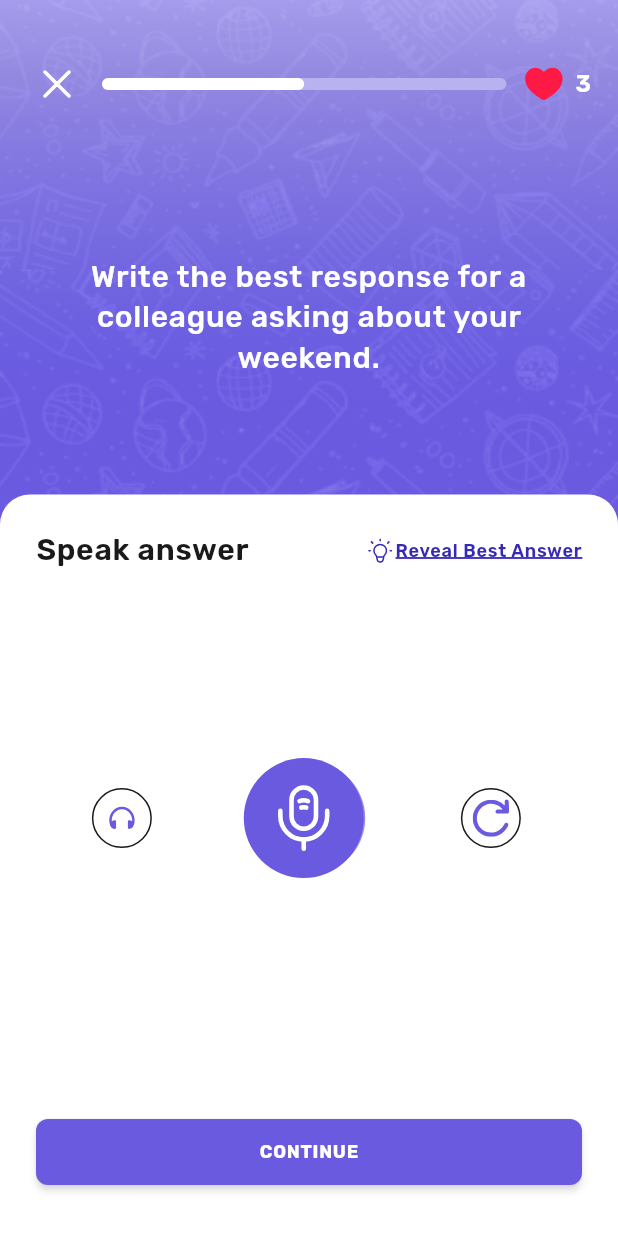
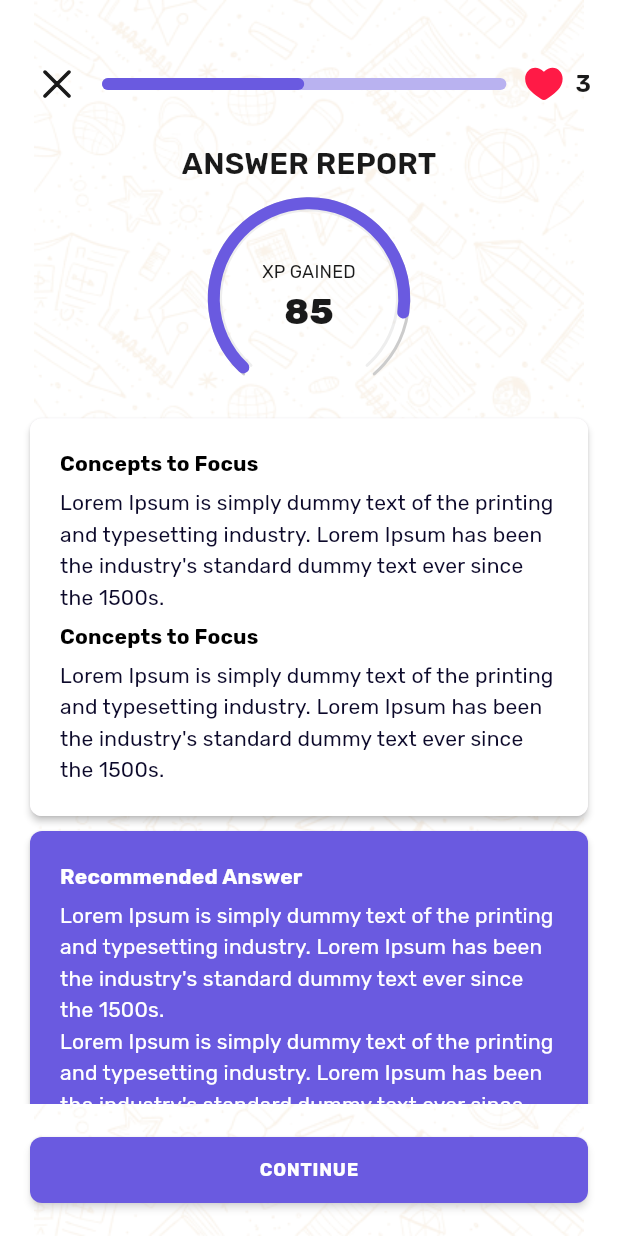
Before and after one commit to shashank-lol/dapple-frontend, a Flutter app: the screen it shows after launch, after a tap on "YOUR DAILY GOAL", on a phone screen of 412 x 824 dp. Run offline on Flutter 3.47's test engine with Material 3 defaults, Android fonts, the phone set to English and light mode, and no system bars; drawn by our look-alikes of syncfusion_flutter_gauges; our stand-ins replace firebase_auth, firebase_core, flutter_bloc, flutter_dotenv, flutter_svg, fpdart and 8 more; missing offline and left inert: encrypt_shared_preferences, record; accounts and stored records are empty; network calls fail; project files that could hold a hidden picture were left out.

Commit message:
created answer report screen

```diff
--- a/lib/core/routes/app_route_config.dart
+++ b/lib/core/routes/app_route_config.dart
@@ -5,6 +5,7 @@ import 'package:dapple/features/auth/presentation/pages/auth_page.dart';
 import 'package:dapple/core/widgets/main_layout_page.dart';
 import 'package:dapple/features/home/presentation/pages/lessons_page.dart';
 import 'package:dapple/features/onboarding/presentation/pages/start_screen.dart';
+import 'package:dapple/features/question/presentation/pages/answer_report_screen.dart';
 import 'package:dapple/features/question/presentation/pages/audio_question_screen.dart';
 import 'package:dapple/features/question/presentation/pages/learning_screen.dart';
 import 'package:dapple/features/question/presentation/pages/objective_question_screen.dart';
@@ -58,7 +59,7 @@ class AppRouter {
       ),
       GoRoute(
         path: '/main-layout',
-        name: AppRouteConsts.mainlayout,
+        name: AppRouteConsts.mainLayout,
         builder: (context, state) => MainLayoutPage(),
       ),
       GoRoute(
@@ -99,6 +100,12 @@ class AppRouter {
           builder: (context, state) {
             return AudioQuestionScreen();
           }),
+      GoRoute(
+          path: '/answerReport',
+          name: AppRouteConsts.answerReportScreen,
+          builder: (context, state) {
+            return AnswerReportScreen();
+          }),
     ],
   );
 }
--- a/lib/core/routes/app_route_consts.dart
+++ b/lib/core/routes/app_route_consts.dart
@@ -1,15 +1,22 @@
 class AppRouteConsts{
+  //onBoarding Screens
   static String onboarding = 'onboarding';
   static String getStarted = 'get-started';
+  //authScreens
   static String login = 'login';
   static String signUp = 'sign-up';
-  static String mainlayout = 'main-layout';
+  //home screens
+  static String mainLayout = 'main-layout';
   static String lesson = 'lesson-page';
   static String section = 'section';
+  //Question Screens
   static String learn = 'learning-screen';
   static String subjectiveQuestionScreen = 'subjective-question-screen';
   static String objectiveQuestionScreen = 'objective-question-screen';
   static String audioQuestionScreen = 'audio-question-screen';
+  static String answerReportScreen = 'answer-report-screen';
+
+
 
 
 
--- a/lib/core/theme/app_palette.dart
+++ b/lib/core/theme/app_palette.dart
@@ -15,24 +15,18 @@ class AppPalette{
 
   //daily problem colors
   static const lightPinkColor = Color(0xFFFFE0E6);
-  static const lightgreyColor = Color(0xFF333333);
+  static const lightGreyColor = Color(0xFF333333);
 
   //section block colors
-  static const section_title_color_on = Color(0xFF0D0B26);
-  static const section_title_color_off = Color(0xFFABB7C2);
-  static const section_subtitle_color_off = Color(0xFFABB7C2);
-  static const icon_bgcolor_on = Color(0xFF6A5AE0);
-  static const icon_bgcolor_off = Color(0xFFCFD6DC);
+  static const sectionTitleColorOn = Color(0xFF0D0B26);
+  static const sectionTitleColorOff = Color(0xFFABB7C2);
+  static const sectionSubtitleColorOff = Color(0xFFABB7C2);
+  static const iconBgColorOn = Color(0xFF6A5AE0);
+  static const iconBgColorOff = Color(0xFFCFD6DC);
 
   //learning screen
-  static const progressbarcolor =Color(0xFFB9B2F0);
-  static const learningtextcolor = Color(0xFF191919);
-
-
-
-
-
-
+  static const progressBarColor =Color(0xFFB9B2F0);
+  static const learningTextColor = Color(0xFF191919);
 
 
   static BoxShadow primaryShadow = BoxShadow(
--- a/lib/core/widgets/custom_text_rubik.dart
+++ b/lib/core/widgets/custom_text_rubik.dart
@@ -1,4 +1,3 @@
-import 'package:flutter/cupertino.dart';
 import 'package:flutter/material.dart';
 
 class CustomTextRubik extends StatelessWidget {
@@ -20,8 +19,8 @@ class CustomTextRubik extends StatelessWidget {
       text,
       style: Theme.of(context)
           .textTheme
-          .labelMedium
-          ?.copyWith(color: color, fontSize: size, fontWeight: weight),
+          .titleMedium
+          !.copyWith(color: color, fontSize: size, fontWeight: weight),
     );
   }
 }
--- a/lib/core/widgets/lives_indicator.dart
+++ b/lib/core/widgets/lives_indicator.dart
@@ -5,7 +5,9 @@ import 'package:flutter_svg/flutter_svg.dart';
 import '../theme/app_palette.dart';
 
 class LivesIndicator extends StatelessWidget {
-  const LivesIndicator({super.key});
+  const LivesIndicator({super.key, required this.lightTheme});
+
+  final bool lightTheme;
 
   @override
   Widget build(BuildContext context) {
@@ -21,7 +23,7 @@ class LivesIndicator extends StatelessWidget {
         Text("3",
             textAlign: TextAlign.center,
             style: Theme.of(context).textTheme.titleSmall!.copyWith(
-                color: AppPalette.white,
+                color: lightTheme ? AppPalette.white : AppPalette.blackColor,
                 fontWeight: FontWeight.w600,
                 fontSize: 16))
       ],
--- a/lib/core/widgets/primary_button.dart
+++ b/lib/core/widgets/primary_button.dart
@@ -26,8 +26,8 @@ class PrimaryButton extends StatelessWidget {
           text.toUpperCase(),
           style: Theme.of(context)
               .textTheme
-              .labelMedium
-              ?.copyWith(color: primaryColor),
+              .labelMedium!
+              .copyWith(color: primaryColor),
         ),
       ),
     );
--- a/lib/features/home/presentation/new_widgets/learning_card.dart
+++ b/lib/features/home/presentation/new_widgets/learning_card.dart
@@ -25,7 +25,7 @@ class LearningCard extends StatelessWidget {
                     opacity: 0.8,
                     child: Text("YOUR DAILY GOAL",
                         style: Theme.of(context).textTheme.bodyMedium!.copyWith(
-                              color: AppPalette.lightgreyColor,
+                              color: AppPalette.lightGreyColor,
                               fontSize: 14,
                             )),
                   ),
@@ -51,7 +51,7 @@ class LearningCard extends StatelessWidget {
                                     .textTheme
                                     .bodyMedium!
                                     .copyWith(
-                                      color: AppPalette.lightgreyColor,
+                                      color: AppPalette.lightGreyColor,
                                       fontSize: 16,
                                     )),
                             SizedBox(
@@ -68,7 +68,7 @@ class LearningCard extends StatelessWidget {
                                         .textTheme
                                         .bodyMedium!
                                         .copyWith(
-                                          color: AppPalette.lightgreyColor,
+                                          color: AppPalette.lightGreyColor,
                                           fontSize: 12,
                                         )),
                               ),
--- a/lib/features/home/presentation/new_widgets/section_tile.dart
+++ b/lib/features/home/presentation/new_widgets/section_tile.dart
@@ -24,8 +24,8 @@ class SectionTile extends StatelessWidget {
         height: 40,
         decoration: BoxDecoration(
           color: status == LevelStatus.locked
-              ? AppPalette.icon_bgcolor_off
-              : AppPalette.icon_bgcolor_on, // Background color
+              ? AppPalette.iconBgColorOff
+              : AppPalette.iconBgColorOn, // Background color
           shape: BoxShape.circle, // Makes the container circular
         ),
         child: Center(
@@ -46,15 +46,15 @@ class SectionTile extends StatelessWidget {
         title,
         style: Theme.of(context).textTheme.titleSmall!.copyWith(
             color: status == LevelStatus.locked
-                ? AppPalette.section_title_color_off
-                : AppPalette.section_title_color_on),
+                ? AppPalette.sectionTitleColorOff
+                : AppPalette.sectionTitleColorOn),
       ),
       subtitle: Text(
         "$xp XP",
         style: GoogleFonts.rubik(
             fontSize: 14,
             fontWeight: FontWeight.normal,
-            color: AppPalette.section_subtitle_color_off),
+            color: AppPalette.sectionSubtitleColorOff),
       ),
     );
   }
--- a/lib/features/home/presentation/pages/homepage.dart
+++ b/lib/features/home/presentation/pages/homepage.dart
@@ -54,7 +54,9 @@ class _HomePageState extends State<HomePage> {
                     .bodyMedium
                     ?.copyWith(color: AppPalette.white)),
             const Spacer(),
-            LivesIndicator(),
+            LivesIndicator(
+              lightTheme: true,
+            ),
             const SizedBox(width: 15),
             XpIndicator(xp)
 
@@ -71,7 +73,7 @@ class _HomePageState extends State<HomePage> {
               child: GestureDetector(
                   onTap: () {
                     GoRouter.of(context)
-                        .pushNamed(AppRouteConsts.audioQuestionScreen);
+                        .pushNamed(AppRouteConsts.answerReportScreen);
                   },
                   child: LearningCard()),
             ),
--- /dev/null
+++ b/lib/features/question/presentation/pages/answer_report_screen.dart
@@ -0,0 +1,204 @@
+import 'package:dapple/core/theme/app_palette.dart';
+import 'package:dapple/core/widgets/custom_text_rubik.dart';
+import 'package:dapple/core/widgets/primary_button.dart';
+import 'package:dapple/features/question/presentation/widgets/section_progress_bar.dart';
+import 'package:dapple/features/question/presentation/widgets/xp_arc_indicator.dart';
+import 'package:flutter/material.dart';
+import 'package:flutter_svg/flutter_svg.dart';
+
+class AnswerReportScreen extends StatefulWidget {
+  const AnswerReportScreen({super.key});
+
+  @override
+  State<AnswerReportScreen> createState() => _AnswerReportScreenState();
+}
+
+class _AnswerReportScreenState extends State<AnswerReportScreen> {
+  bool isAnswerExpanded = false;
+
+  @override
+  Widget build(BuildContext context) {
+    return Scaffold(
+      body: Container(
+        decoration: BoxDecoration(
+          color: AppPalette.white,
+          image: DecorationImage(
+              image: AssetImage('assets/section/image_bg_light.png')),
+        ),
+        child: Column(
+          children: [
+            SectionProgressBar(lightThemeBarEnabled: false),
+            Expanded(
+              child: SingleChildScrollView(
+                child: Column(
+                  children: [
+                    CustomTextRubik(
+                        text: 'ANSWER REPORT',
+                        weight: FontWeight.w600,
+                        size: 20,
+                        color: AppPalette.blackColor),
+                    XpArcIndicator(
+                      progress: 85,
+                    ),
+                    Padding(
+                      padding: const EdgeInsets.fromLTRB(20, 5, 20, 5),
+                      child: Material(
+                        borderRadius: BorderRadius.circular(8),
+                        elevation: 2,
+                        child: Container(
+                          width: double.infinity,
+                          decoration: BoxDecoration(
+                            color: AppPalette.white,
+                            borderRadius: BorderRadius.circular(8),
+                          ),
+                          child: Padding(
+                            padding: const EdgeInsets.fromLTRB(20, 20, 20, 15),
+                            child: Column(
+                              children: [
+                                for (int i = 0; i < 2; i++)
+                                  Column(
+                                    crossAxisAlignment:
+                                        CrossAxisAlignment.start,
+                                    children: [
+                                      CustomTextRubik(
+                                          text: 'Concepts to Focus',
+                                          weight: FontWeight.w700,
+                                          size: 14,
+                                          color: Colors.black),
+                                      SizedBox(
+                                        height: 5,
+                                      ),
+                                      CustomTextRubik(
+                                          text:
+                                              'Lorem Ipsum is simply dummy text of the printing and typesetting industry. Lorem Ipsum has been the industry\'s standard dummy text ever since the 1500s.',
+                                          weight: FontWeight.w400,
+                                          size: 14,
+                                          color: Color(0xFF0C092A)),
+                                      SizedBox(
+                                        height: 5,
+                                      ),
+                                    ],
+                                  )
+                              ],
+                            ),
+                          ),
+                        ),
+                      ),
+                    ),
+                    Padding(
+                      padding: const EdgeInsets.fromLTRB(20, 5, 20, 5),
+                      child: Material(
+                        borderRadius: BorderRadius.circular(8),
+                        elevation: 2,
+                        child: Container(
+                          width: double.infinity,
+                          decoration: BoxDecoration(
+                            color: AppPalette.primaryColor,
+                            borderRadius: BorderRadius.circular(8),
+                          ),
+                          child: Padding(
+                            padding: const EdgeInsets.all(20),
+                            child: Column(
+                              crossAxisAlignment: CrossAxisAlignment.start,
+                              children: [
+                                CustomTextRubik(
+                                    text: 'Recommended Answer',
+                                    weight: FontWeight.w700,
+                                    size: 14,
+                                    color: AppPalette.white),
+                                SizedBox(
+                                  height: 5,
+                                ),
+                                CustomTextRubik(
+                                    text:
+                                        'Lorem Ipsum is simply dummy text of the printing and typesetting industry. Lorem Ipsum has been the industry\'s standard dummy text ever since the 1500s.\n'
+                                        'Lorem Ipsum is simply dummy text of the printing and typesetting industry. Lorem Ipsum has been the industry\'s standard dummy text ever since the 1500s.\n'
+                                        'Lorem Ipsum is simply dummy text of the printing and typesetting industry. Lorem Ipsum has been the industry\'s standard dummy text ever since the 1500s.',
+                                    weight: FontWeight.w400,
+                                    size: 14,
+                                    color: AppPalette.white),
+                              ],
+                            ),
+                          ),
+                        ),
+                      ),
+                    ),
+                    Padding(
+                      padding: const EdgeInsets.fromLTRB(20, 5, 20, 5),
+                      child: Material(
+                        borderRadius: BorderRadius.circular(8),
+                        elevation: 2,
+                        child: Container(
+                          width: double.infinity,
+                          decoration: BoxDecoration(
+                            color: Color(0xFFD8D4F7),
+                            borderRadius: BorderRadius.circular(8),
+                          ),
+                          child: Padding(
+                            padding: const EdgeInsets.all(20.0),
+                            child: Column(
+                              crossAxisAlignment: CrossAxisAlignment.start,
+                              children: [
+                                Row(
+                                  children: [
+                                    CustomTextRubik(
+                                        text: 'Your Answer',
+                                        weight: FontWeight.w700,
+                                        size: 14,
+                                        color: Colors.black),
+                                    Spacer(),
+                                    GestureDetector(
+                                      onTap: () {
+                                        setState(() {
+                                          isAnswerExpanded = !isAnswerExpanded;
+                                        });
+                                      },
+                                      child: SizedBox(
+                                        height: 30,
+                                        width: 30,
+                                        child: SvgPicture.asset(isAnswerExpanded
+                                            ? 'assets/section/close.svg'
+                                            : 'assets/section/open.svg'),
+                                      ),
+                                    )
+                                  ],
+                                ),
+                                SizedBox(
+                                  height: 5,
+                                ),
+                                Text(
+                                  overflow: isAnswerExpanded?null:TextOverflow.ellipsis,
+                                  maxLines: isAnswerExpanded?null:2,
+                                  ' Lorem Ipsum is simply dummy text of the printing and typesetting industry. Lorem Ipsum has been the industry\'s standard dummy text ever since the 1500s, when an unknown printer took a galley of type and scrambled it to make a type specimen book.',
+                                  style: Theme.of(context)
+                                      .textTheme
+                                      .titleMedium!
+                                      .copyWith(
+                                          color: Color(0xFF0C092A),
+                                          fontSize: 14,
+                                          fontWeight: FontWeight.w400),
+                                ),
+                              ],
+                            ),
+                          ),
+                        ),
+                      ),
+                    )
+                  ],
+                ),
+              ),
+            ),
+            Padding(
+              padding: const EdgeInsets.all(20.0),
+              child: PrimaryButton(
+                  onTap: () {},
+                  text: 'CONTINUE',
+                  primaryColor: AppPalette.white,
+                  bgColor: AppPalette.primaryColor),
+            )
+          ],
+        ),
+      ),
+    );
+  }
+}
--- a/lib/features/question/presentation/pages/audio_question_screen.dart
+++ b/lib/features/question/presentation/pages/audio_question_screen.dart
@@ -206,8 +206,6 @@ class _AudioQuestionScreenState extends State<AudioQuestionScreen>
                             ),
                         child: SvgPicture.asset(
                           'assets/section/retry.svg',
-                          height: 25,
-                          width: 25,
                         )),
                     Spacer(),
                   ],
--- a/lib/features/question/presentation/pages/learning_screen.dart
+++ b/lib/features/question/presentation/pages/learning_screen.dart
@@ -1,4 +1,4 @@
-import 'package:dapple/core/widgets/section_progress_bar.dart';
+import 'package:dapple/features/question/presentation/widgets/section_progress_bar.dart';
 import 'package:flutter/material.dart';
 import 'package:go_router/go_router.dart';
 import 'package:google_fonts/google_fonts.dart';
@@ -38,7 +38,7 @@ class Learningscreen extends StatelessWidget {
           ),
           Column(
             children: [
-              SectionProgressBar(),
+              SectionProgressBar(lightThemeBarEnabled: true,),
               Spacer(),
               Container(
                 // Adjust width as needed
@@ -65,7 +65,7 @@ class Learningscreen extends StatelessWidget {
                       Text(
                         'Title',
                         style: Theme.of(context).textTheme.titleSmall?.copyWith(
-                              color: AppPalette.learningtextcolor,
+                              color: AppPalette.learningTextColor,
                               fontWeight: FontWeight.w600,
                               fontSize: 24,
                             ),
@@ -78,7 +78,7 @@ class Learningscreen extends StatelessWidget {
                             style: GoogleFonts.rubik(
                                 fontSize: 14,
                                 fontWeight: FontWeight.w400,
-                                color: AppPalette.learningtextcolor),
+                                color: AppPalette.learningTextColor),
                           ),
                         ),
                       ),
--- a/lib/features/question/presentation/widgets/question_template_screen.dart
+++ b/lib/features/question/presentation/widgets/question_template_screen.dart
@@ -1,5 +1,5 @@
 import 'package:dapple/core/widgets/primary_button.dart';
-import 'package:dapple/core/widgets/section_progress_bar.dart';
+import 'package:dapple/features/question/presentation/widgets/section_progress_bar.dart';
 import 'package:flutter/material.dart';
 import '../../../../core/theme/app_palette.dart';
 
@@ -45,7 +45,7 @@ class QuestionTemplateScreen extends StatelessWidget {
               )),
           Column(
             children: [
-              SectionProgressBar(),
+              SectionProgressBar(lightThemeBarEnabled: true, ),
               Spacer(),
               widgetTop,
               Spacer(),
--- a/lib/core/widgets/section_progress_bar.dart
+++ b/lib/features/question/presentation/widgets/section_progress_bar.dart
@@ -1,10 +1,12 @@
 import 'package:flutter/material.dart';
 import 'package:flutter_svg/svg.dart';
-import '../theme/app_palette.dart';
-import 'lives_indicator.dart';
+import '../../../../core/theme/app_palette.dart';
+import '../../../../core/widgets/lives_indicator.dart';
 
 class SectionProgressBar extends StatelessWidget {
-  const SectionProgressBar({super.key});
+  const SectionProgressBar({super.key, required this.lightThemeBarEnabled});
+
+  final bool lightThemeBarEnabled;
 
   @override
   Widget build(BuildContext context) {
@@ -16,7 +18,14 @@ class SectionProgressBar extends StatelessWidget {
               onTap: () {
                 Navigator.of(context).pop();
               },
-              child: SvgPicture.asset('assets/section/cross.svg')),
+              child: SvgPicture.asset(
+                'assets/section/cross.svg',
+                colorFilter: ColorFilter.mode(
+                    lightThemeBarEnabled
+                        ? AppPalette.white
+                        : AppPalette.blackColor,
+                    BlendMode.srcIn),
+              )),
           SizedBox(
             width: 10,
           ),
@@ -24,9 +33,11 @@ class SectionProgressBar extends StatelessWidget {
             child: LinearProgressIndicator(
               value: 0.5,
               // 50% progress
-              backgroundColor: AppPalette.progressbarcolor,
+              backgroundColor: AppPalette.progressBarColor,
               // Background color
-              color: Colors.white,
+              color: lightThemeBarEnabled
+                  ? AppPalette.white
+                  : AppPalette.primaryColor,
               // Progress color
               minHeight: 8,
               // Thickness of the bar
@@ -36,7 +47,9 @@ class SectionProgressBar extends StatelessWidget {
           SizedBox(
             width: 10,
           ),
-          LivesIndicator(),
+          LivesIndicator(
+            lightTheme: lightThemeBarEnabled,
+          ),
         ],
       ),
     );
--- /dev/null
+++ b/lib/features/question/presentation/widgets/xp_arc_indicator.dart
@@ -0,0 +1,75 @@
+import 'package:flutter/cupertino.dart';
+import 'package:syncfusion_flutter_gauges/gauges.dart';
+
+import '../../../../core/theme/app_palette.dart';
+import '../../../../core/widgets/custom_text_rubik.dart';
+
+class XpArcIndicator extends StatelessWidget {
+  const XpArcIndicator({super.key, required this.progress});
+  final int progress;
+
+  @override
+  Widget build(BuildContext context) {
+    return Stack(
+      children: [
+        SizedBox(
+          height: 150,
+          width: double.infinity,
+          child: Column(
+            mainAxisAlignment: MainAxisAlignment.center,
+            children: [
+              CustomTextRubik(
+                  text: 'XP GAINED',
+                  weight: FontWeight.w400,
+                  size: 12,
+                  color: AppPalette.blackColor),
+              CustomTextRubik(
+                  text: "$progress",
+                  weight: FontWeight.w800,
+                  size: 24,
+                  color: AppPalette.blackColor),
+            ],
+          ),
+        ),
+        SizedBox(
+          height: 150,
+          width: double.infinity,
+          child: SfRadialGauge(axes: <RadialAxis>[
+            RadialAxis(
+              radiusFactor: 0.80,
+              minimum: 0,
+              maximum: 100,
+              showLabels: false,
+              showTicks: false,
+              axisLineStyle: AxisLineStyle(
+                thickness: 2,
+                cornerStyle: CornerStyle.bothCurve,
+                color: Color(0x55CCCCCC),
+              ),
+            ),
+            RadialAxis(
+              radiusFactor: 0.90,
+              minimum: 2,
+              maximum: 98,
+              showLabels: false,
+              showTicks: false,
+              pointers: <GaugePointer>[
+                RangePointer(
+                  color: AppPalette.primaryColor,
+                  value: 85,
+                  cornerStyle: CornerStyle.bothCurve,
+                  width: 8,
+                ),
+              ],
+              axisLineStyle: AxisLineStyle(
+                thickness: 2,
+                cornerStyle: CornerStyle.bothCurve,
+                color: AppPalette.grey,
+              ),
+            )
+          ]),
+        ),
+      ],
+    );
+  }
+}
--- a/pubspec.yaml
+++ b/pubspec.yaml
@@ -53,6 +53,7 @@ dependencies:
   just_audio: ^0.9.46
   path_provider: ^2.1.5
   path: ^1.9.0
+  syncfusion_flutter_gauges: ^28.2.4
 
 dev_dependencies:
   flutter_test:
```
Also changed, not shown: assets/section/close.svg (added), assets/section/image_bg_light.png (added), assets/section/open.svg (added), assets/section/retry.svg, pubspec.lock.
